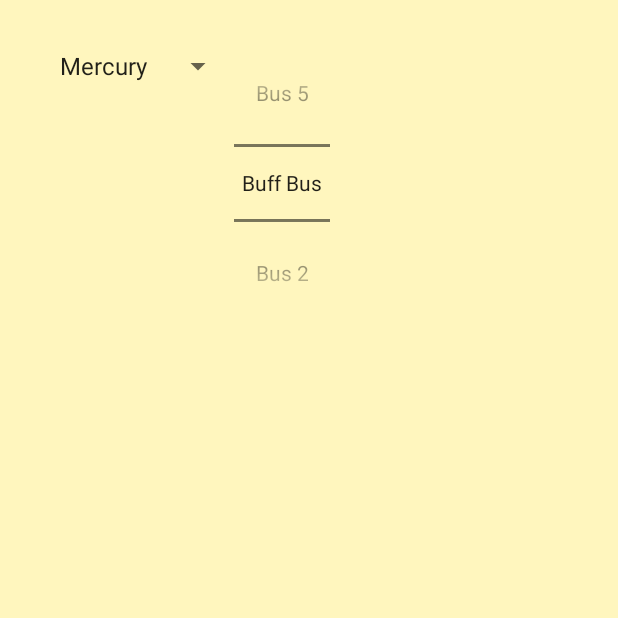
After one commit to FalconerTC/BuffBusApp-android, an Android app: the DisplayActivity screen opened directly, with no data from a screen before it, on a phone screen of 412 x 824 dp, the top half of it. The commit adds this screen. Run offline under Robolectric (Android 15) with nearby library versions, the phone set to English and light mode, and no system bars.

Commit message:
Test buss selector items, add fragment container, clean activities

```diff
--- a/BuffBus/app/build.gradle
+++ b/BuffBus/app/build.gradle
@@ -16,6 +16,9 @@ android {
             minifyEnabled false
             proguardFiles getDefaultProguardFile('proguard-android.txt'), 'proguard-rules.pro'
         }
+        debug {
+            debuggable true
+        }
     }
 }
 
--- a/BuffBus/app/src/main/AndroidManifest.xml
+++ b/BuffBus/app/src/main/AndroidManifest.xml
@@ -14,8 +14,8 @@
             android:label="@string/main_activity" >
         </activity>
         <activity
-            android:name=".activity.MapActivity"
-            android:label="@string/title_activity_map" >
+            android:name=".activity.DisplayActivity"
+            android:label="@string/title_activity_display" >
         </activity>
     </application>
 
--- a/BuffBus/app/src/main/java/app/buffbus/activity/MapActivityFragment.java
+++ b/BuffBus/app/src/main/java/app/buffbus/Fragments/BussSelectorFragment.java
@@ -1,4 +1,4 @@
-package app.buffbus.activity;
+package app.buffbus.Fragments;
 
 import android.support.v4.app.Fragment;
 import android.os.Bundle;
@@ -11,14 +11,14 @@ import app.buffbus.R;
 /**
  * A placeholder fragment containing a simple view.
  */
-public class MapActivityFragment extends Fragment {
+public class BussSelectorFragment extends Fragment {
 
-    public MapActivityFragment() {
+    public BussSelectorFragment() {
     }
 
     @Override
     public View onCreateView(LayoutInflater inflater, ViewGroup container,
                              Bundle savedInstanceState) {
-        return inflater.inflate(R.layout.fragment_map, container, false);
+        return inflater.inflate(R.layout.buss_selector, container, false);
     }
 }
--- /dev/null
+++ b/BuffBus/app/src/main/java/app/buffbus/activity/DisplayActivity.java
@@ -0,0 +1,75 @@
+package app.buffbus.activity;
+
+import android.support.v7.app.ActionBarActivity;
+import android.os.Bundle;
+import android.view.Menu;
+import android.view.MenuItem;
+import android.view.View;
+import android.widget.AdapterView;
+import android.widget.AdapterView.OnItemSelectedListener;
+import android.widget.NumberPicker;
+import android.widget.Spinner;
+import android.widget.Toast;
+
+import app.buffbus.R;
+
+public class DisplayActivity extends ActionBarActivity {
+
+    @Override
+    protected void onCreate(Bundle savedInstanceState) {
+        super.onCreate(savedInstanceState);
+        setContentView(R.layout.activity_display);
+
+        addListenerOnSpinnerItemSelection();
+    }
+
+    @Override
+    public boolean onCreateOptionsMenu(Menu menu) {
+        // Inflate the menu; this adds items to the action bar if it is present.
+        getMenuInflater().inflate(R.menu.menu_display, menu);
+        return true;
+    }
+
+    @Override
+    public boolean onOptionsItemSelected(MenuItem item) {
+        // Handle action bar item clicks here. The action bar will
+        // automatically handle clicks on the Home/Up button, so long
+        // as you specify a parent activity in AndroidManifest.xml.
+        int id = item.getItemId();
+
+        //noinspection SimplifiableIfStatement
+        if (id == R.id.action_settings) {
+            return true;
+        }
+
+        return super.onOptionsItemSelected(item);
+    }
+
+    public void addListenerOnSpinnerItemSelection() {
+        System.out.println("THINGS");
+        NumberPicker n = (NumberPicker)findViewById(R.id.numberPicker);
+        n.setMaxValue(4);
+        String[] strs = {"Buff Bus", "Bus 2", "Bus 3", "Bus 4", "Bus 5"};
+        n.setDisplayedValues(strs);
+        n.setWrapSelectorWheel(true);
+        n.setDescendantFocusability(NumberPicker.FOCUS_BLOCK_DESCENDANTS);
+
+        Spinner spinner = (Spinner)findViewById(R.id.buss_spinner);
+        spinner.setOnItemSelectedListener(new OnItemSelectedListener() {
+
+            @Override
+            public void onItemSelected(AdapterView<?> parent, View view, int pos, long id) {
+                Toast.makeText(parent.getContext(),
+                        "OnItemSelectedListener : " + parent.getItemAtPosition(pos).toString(),
+                        Toast.LENGTH_SHORT).show();
+            }
+
+            @Override
+            public void onNothingSelected(AdapterView<?> arg0) {
+
+            }
+
+        });
+
+    }
+}
--- a/BuffBus/app/src/main/java/app/buffbus/activity/MainActivity.java
+++ b/BuffBus/app/src/main/java/app/buffbus/activity/MainActivity.java
@@ -1,6 +1,5 @@
 package app.buffbus.activity;
 
-import android.content.Intent;
 import android.support.v7.app.ActionBarActivity;
 import android.os.Bundle;
 import android.util.Log;
@@ -10,7 +9,6 @@ import android.view.View;
 import android.view.ViewGroup;
 import android.widget.Button;
 import android.widget.RelativeLayout;
-import android.widget.Toast;
 
 import java.util.ArrayList;
 
@@ -73,7 +71,7 @@ public class MainActivity extends ActionBarActivity {
      * This function serves to mimic the route list as it is defined in the iOS version */
     public Route[] modifyRoutes(Route[] routes) {
         int len = routes.length;
-        ArrayList<String> excludedRoutes = new ArrayList<String>();
+        ArrayList<String> excludedRoutes = new ArrayList<>();
         excludedRoutes.add("Will Vill Football");
         excludedRoutes.add("Will Vill Basketball");
 
@@ -95,7 +93,6 @@ public class MainActivity extends ActionBarActivity {
         swap(newRoutes, 4, 5);
         // Set "Late Night Silver" to index 6
         swap(newRoutes, 5, 6);
-
         return newRoutes;
     }
 
--- a/BuffBus/app/src/main/java/app/buffbus/main/MapController.java
+++ b/BuffBus/app/src/main/java/app/buffbus/main/MapController.java
@@ -3,7 +3,7 @@ package app.buffbus.main;
 import android.app.Activity;
 import android.content.Intent;
 
-import app.buffbus.activity.MapActivity;
+import app.buffbus.activity.DisplayActivity;
 import app.buffbus.utils.ServerConnector;
 import app.buffbus.utils.parser.objects.Route;
 
@@ -46,7 +46,7 @@ public class MapController {
 
     /* */
     public void loadMap() {
-        Intent intent = new Intent(original, MapActivity.class);
+        Intent intent = new Intent(original, DisplayActivity.class);
         original.startActivity(intent);
     }
 }
--- a/BuffBus/app/src/main/res/layout/fragment_map.xml
+++ b/BuffBus/app/src/main/res/layout/activity_display.xml
@@ -4,9 +4,13 @@
     android:paddingRight="@dimen/activity_horizontal_margin"
     android:paddingTop="@dimen/activity_vertical_margin"
     android:paddingBottom="@dimen/activity_vertical_margin"
-    tools:context="app.buffbus.activity.MapActivityFragment">
+    android:background="#fff6be"
+    tools:context="app.buffbus.activity.DisplayActivity">
 
-    <TextView android:text="@string/hello_world" android:layout_width="wrap_content"
-        android:layout_height="wrap_content" />
+    <fragment android:name="app.buffbus.Fragments.BussSelectorFragment"
+        android:id="@+id/selector_fragment"
+        android:layout_width="wrap_content"
+        android:layout_height="wrap_content"
+        tools:layout="@layout/buss_selector" />
 
 </RelativeLayout>
--- a/BuffBus/app/src/main/res/layout/activity_map.xml
+++ /dev/null
@@ -1,4 +0,0 @@
-<fragment xmlns:android="http://schemas.android.com/apk/res/android"
-    xmlns:tools="http://schemas.android.com/tools" android:id="@+id/fragment"
-    android:name="app.buffbus.activity.MapActivityFragment" tools:layout="@layout/fragment_map"
-    android:layout_width="match_parent" android:layout_height="match_parent" />
--- /dev/null
+++ b/BuffBus/app/src/main/res/layout/buss_selector.xml
@@ -0,0 +1,30 @@
+<RelativeLayout xmlns:android="http://schemas.android.com/apk/res/android"
+    xmlns:tools="http://schemas.android.com/tools"
+    android:layout_width="match_parent"
+    android:layout_height="fill_parent"
+    android:paddingLeft="@dimen/activity_horizontal_margin"
+    android:paddingRight="@dimen/activity_horizontal_margin"
+    android:paddingTop="@dimen/activity_vertical_margin"
+    android:paddingBottom="@dimen/activity_vertical_margin"
+    android:layout_centerInParent="true"
+    tools:context="app.buffbus.Fragments.BussSelectorFragment">
+
+    <Spinner
+        android:id="@+id/buss_spinner"
+        android:layout_width="wrap_content"
+        android:layout_height="wrap_content"
+        android:spinnerMode="dropdown"
+        android:entries="@array/planets_array"
+        android:prompt="@string/country_prompt"
+        android:nestedScrollingEnabled="false" />
+
+    <NumberPicker
+        android:layout_width="wrap_content"
+        android:layout_height="wrap_content"
+        android:id="@+id/numberPicker"
+        android:nestedScrollingEnabled="true"
+        android:orientation="vertical"
+        android:layout_alignParentTop="true"
+        android:layout_toRightOf="@+id/buss_spinner"/>
+
+</RelativeLayout>
--- a/BuffBus/app/src/main/res/menu/menu_map.xml
+++ b/BuffBus/app/src/main/res/menu/menu_display.xml
@@ -1,6 +1,6 @@
 <menu xmlns:android="http://schemas.android.com/apk/res/android"
     xmlns:app="http://schemas.android.com/apk/res-auto"
-    xmlns:tools="http://schemas.android.com/tools" tools:context="app.buffbus.activity.MapActivity">
+    xmlns:tools="http://schemas.android.com/tools" tools:context="app.buffbus.activity.DisplayActivity">
     <item android:id="@+id/action_settings" android:title="@string/action_settings"
         android:orderInCategory="100" app:showAsAction="never" />
 </menu>
--- a/BuffBus/app/src/main/res/values/strings.xml
+++ b/BuffBus/app/src/main/res/values/strings.xml
@@ -12,4 +12,19 @@
     <string name="route_1">Buff Bus</string>
     <string name="sample">sample</string>
     <string name="title_activity_map">MapActivity</string>
+
+    <string name="country_prompt">Choose a country</string>
+
+    <string-array name="planets_array">
+        <item>Mercury</item>
+        <item>Venus</item>
+        <item>Earth</item>
+        <item>Mars</item>
+        <item>Jupiter</item>
+        <item>Saturn</item>
+        <item>Uranus</item>
+        <item>Neptune</item>
+    </string-array>
+    <string name="title_activity_display">display</string>
+
 </resources>
```
Also changed, not shown: BuffBus/app/src/main/java/app/buffbus/activity/MapActivity.java (deleted, +0 -40 lines).
